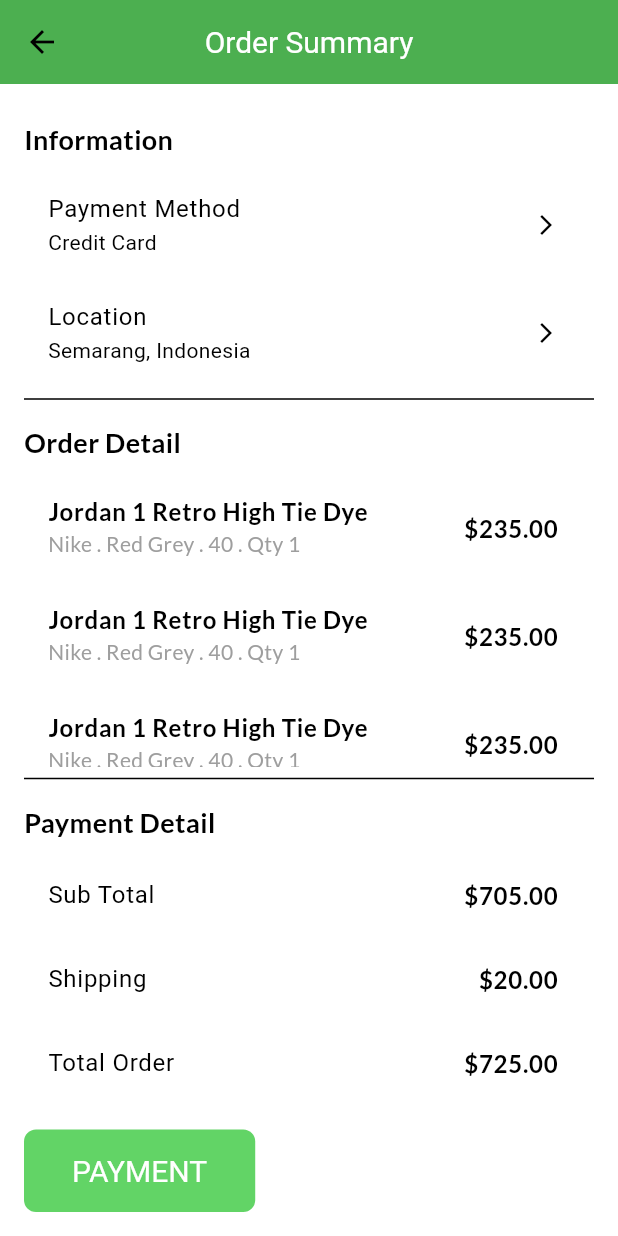
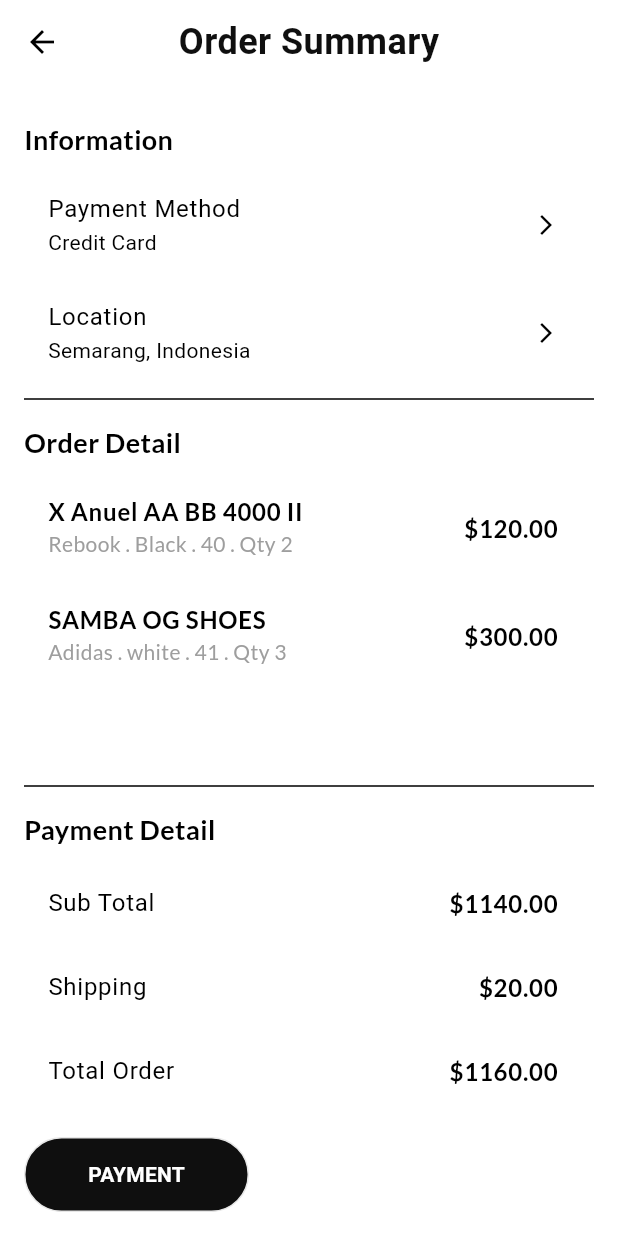
Before and after one commit to Ruchan10/ShoeStore, a Flutter app: the OrderSummaryView screen opened by its route, on a phone screen of 412 x 824 dp. Run offline on Flutter 3.47's test engine with Material 3 defaults, Android fonts, the phone set to English and light mode, and no system bars; our stand-ins replace cloud_firestore, connectivity_plus, dartz, dio, file_picker, firebase_core and 6 more; accounts and stored records are empty; Roboto replaces fonts that are missing (Urbanist, poppins).

Commit message:
minor changes

```diff
--- a/lib/features/discover/presentation/view/home_page.dart
+++ b/lib/features/discover/presentation/view/home_page.dart
@@ -34,6 +34,7 @@ class _HomePageViewState extends ConsumerState<HomePageView> {
         preferredSize: const Size.fromHeight(80.0),
         child: AppBar(
           backgroundColor: Colors.white,
+          automaticallyImplyLeading: false,
           centerTitle: false,
           bottom: PreferredSize(
             preferredSize: const Size.fromHeight(0.0),
--- a/lib/features/filter/presentation/view/product_filter.dart
+++ b/lib/features/filter/presentation/view/product_filter.dart
@@ -1,5 +1,6 @@
 import 'package:flutter/material.dart';
 import 'package:flutter_riverpod/flutter_riverpod.dart';
+import 'package:shoe_store_app/config/router/app_route.dart';
 import 'package:shoe_store_app/widgets/buttons.dart';
 
 class ProductFilterView extends ConsumerStatefulWidget {
@@ -281,8 +282,13 @@ class _ProductFilterViewState extends ConsumerState<ProductFilterView> {
                         child: Button(
                             label: "RESET ($_resetCount)",
                             textColor: Colors.black)),
-                    const Button(
-                        label: "APPLY", textColor: Colors.white, fill: true),
+                    GestureDetector(
+                      onTap: () {
+                        Navigator.pushNamed(context, AppRoute.homeRoute);
+                      },
+                      child: const Button(
+                          label: "APPLY", textColor: Colors.white, fill: true),
+                    ),
                   ],
                 ),
               ],
--- a/lib/features/order_summary/presentation/view/order_summary.dart
+++ b/lib/features/order_summary/presentation/view/order_summary.dart
@@ -1,6 +1,9 @@
 import 'package:flutter/material.dart';
 import 'package:flutter_riverpod/flutter_riverpod.dart';
 import 'package:google_fonts/google_fonts.dart';
+import 'package:shoe_store_app/config/router/app_route.dart';
+import 'package:shoe_store_app/core/common/snackbar/my_snackbar.dart';
+import 'package:shoe_store_app/widgets/buttons.dart';
 
 // Dummy data class for order items
 class OrderItem {
@@ -25,26 +28,19 @@ class OrderItem {
 final orderItemsProvider = StateProvider<List<OrderItem>>((ref) {
   return [
     OrderItem(
-        name: 'Jordan 1 Retro High Tie Dye',
-        brand: 'Nike',
-        color: 'Red Grey',
+        name: 'X Anuel AA BB 4000 II',
+        brand: 'Rebook',
+        color: 'Black',
         size: 40,
-        price: 235.00,
-        quantity: 1),
+        price: 120.00,
+        quantity: 2),
     OrderItem(
-        name: 'Jordan 1 Retro High Tie Dye',
-        brand: 'Nike',
-        color: 'Red Grey',
-        size: 40,
-        price: 235.00,
-        quantity: 1),
-    OrderItem(
-        name: 'Jordan 1 Retro High Tie Dye',
-        brand: 'Nike',
-        color: 'Red Grey',
-        size: 40,
-        price: 235.00,
-        quantity: 1),
+        name: 'SAMBA OG SHOES',
+        brand: 'Adidas',
+        color: 'white',
+        size: 41,
+        price: 300.00,
+        quantity: 3),
   ];
 });
 
@@ -74,7 +70,17 @@ class _OrderSummaryViewState extends ConsumerState<OrderSummaryView> {
 
     return Scaffold(
       appBar: AppBar(
-        title: const Text('Order Summary'),
+        backgroundColor: Colors.white,
+        title: const Text(
+          'Order Summary',
+          style: TextStyle(
+            color: Color(0xFF0F0F0F),
+            fontSize: 24,
+            fontFamily: 'Urbanist',
+            fontWeight: FontWeight.w700,
+            letterSpacing: 0.30,
+          ),
+        ),
       ),
       body: Padding(
         padding: const EdgeInsets.all(16.0),
@@ -158,16 +164,19 @@ class _OrderSummaryViewState extends ConsumerState<OrderSummaryView> {
               ),
             ),
             const SizedBox(height: 16),
-            ElevatedButton(
-              onPressed: () {},
-              style: ElevatedButton.styleFrom(
-                padding:
-                    const EdgeInsets.symmetric(horizontal: 32, vertical: 16),
-                shape: RoundedRectangleBorder(
-                  borderRadius: BorderRadius.circular(8.0),
-                ),
+            GestureDetector(
+              onTap: () {
+                Navigator.pushNamed(context, AppRoute.homeRoute);
+                showSnackBar(
+                    message: 'Payment successful',
+                    context: context,
+                    color: Colors.green);
+              },
+              child: const Button(
+                label: "PAYMENT",
+                textColor: Colors.white,
+                fill: true,
               ),
-              child: const Text('PAYMENT'),
             ),
           ],
         ),
```
